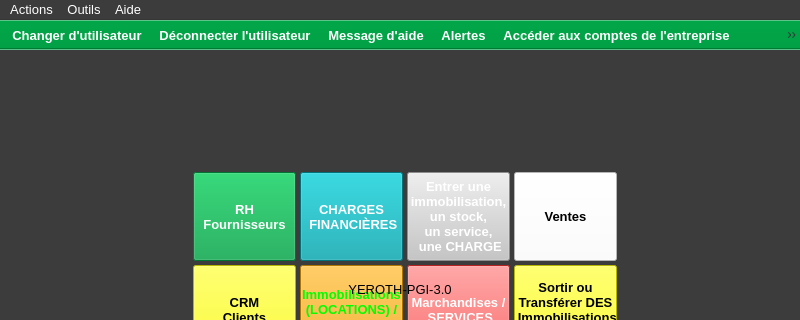
Before: the Qt Designer form ui/yeroth-erp-main-window.ui in yerothd/yeroth-erp-3-0, drawn with Qt 5; both pictures show x 0 to 800 and y 0 to 320 of the 800 by 600 pixel window.
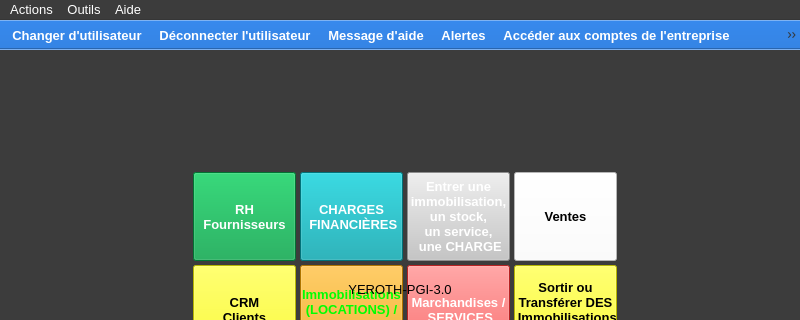
After: the same form once the commit is applied. Icons and pictures are not drawn. Custom widgets are drawn as their Qt base class.

```diff
--- a/ui/yeroth-erp-main-window.ui
+++ b/ui/yeroth-erp-main-window.ui
@@ -8600,45 +8600,45 @@
       <colorrole role="Button">
        <brush brushstyle="SolidPattern">
         <color alpha="255">
-         <red>2</red>
-         <green>160</green>
-         <blue>70</blue>
+         <red>53</red>
+         <green>132</green>
+         <blue>228</blue>
         </color>
        </brush>
       </colorrole>
       <colorrole role="Light">
        <brush brushstyle="SolidPattern">
         <color alpha="255">
-         <red>3</red>
-         <green>240</green>
-         <blue>105</blue>
+         <red>53</red>
+         <green>132</green>
+         <blue>228</blue>
         </color>
        </brush>
       </colorrole>
       <colorrole role="Midlight">
        <brush brushstyle="SolidPattern">
         <color alpha="255">
-         <red>2</red>
-         <green>200</green>
-         <blue>87</blue>
+         <red>53</red>
+         <green>132</green>
+         <blue>228</blue>
         </color>
        </brush>
       </colorrole>
       <colorrole role="Dark">
        <brush brushstyle="SolidPattern">
         <color alpha="255">
-         <red>1</red>
-         <green>80</green>
-         <blue>35</blue>
+         <red>53</red>
+         <green>132</green>
+         <blue>228</blue>
         </color>
        </brush>
       </colorrole>
       <colorrole role="Mid">
        <brush brushstyle="SolidPattern">
         <color alpha="255">
-         <red>1</red>
-         <green>107</green>
-         <blue>46</blue>
+         <red>53</red>
+         <green>132</green>
+         <blue>228</blue>
         </color>
        </brush>
       </colorrole>
@@ -8681,9 +8681,9 @@
       <colorrole role="Window">
        <brush brushstyle="SolidPattern">
         <color alpha="255">
-         <red>2</red>
-         <green>160</green>
-         <blue>70</blue>
+         <red>53</red>
+         <green>132</green>
+         <blue>228</blue>
         </color>
        </brush>
       </colorrole>
@@ -8696,6 +8696,15 @@
         </color>
        </brush>
       </colorrole>
+      <colorrole role="Highlight">
+       <brush brushstyle="SolidPattern">
+        <color alpha="255">
+         <red>53</red>
+         <green>132</green>
+         <blue>228</blue>
+        </color>
+       </brush>
+      </colorrole>
       <colorrole role="AlternateBase">
        <brush brushstyle="SolidPattern">
         <color alpha="255">
@@ -8746,45 +8755,45 @@
       <colorrole role="Button">
        <brush brushstyle="SolidPattern">
         <color alpha="255">
-         <red>2</red>
-         <green>160</green>
-         <blue>70</blue>
+         <red>53</red>
+         <green>132</green>
+         <blue>228</blue>
         </color>
        </brush>
       </colorrole>
       <colorrole role="Light">
        <brush brushstyle="SolidPattern">
         <color alpha="255">
-         <red>3</red>
-         <green>240</green>
-         <blue>105</blue>
+         <red>53</red>
+         <green>132</green>
+         <blue>228</blue>
         </color>
        </brush>
       </colorrole>
       <colorrole role="Midlight">
        <brush brushstyle="SolidPattern">
         <color alpha="255">
-         <red>2</red>
-         <green>200</green>
-         <blue>87</blue>
+         <red>53</red>
+         <green>132</green>
+         <blue>228</blue>
         </color>
        </brush>
       </colorrole>
       <colorrole role="Dark">
        <brush brushstyle="SolidPattern">
         <color alpha="255">
-         <red>1</red>
-         <green>80</green>
-         <blue>35</blue>
+         <red>53</red>
+         <green>132</green>
+         <blue>228</blue>
         </color>
        </brush>
       </colorrole>
       <colorrole role="Mid">
        <brush brushstyle="SolidPattern">
         <color alpha="255">
-         <red>1</red>
-         <green>107</green>
-         <blue>46</blue>
+         <red>53</red>
+         <green>132</green>
+         <blue>228</blue>
         </color>
        </brush>
       </colorrole>
@@ -8827,9 +8836,9 @@
       <colorrole role="Window">
        <brush brushstyle="SolidPattern">
         <color alpha="255">
-         <red>2</red>
-         <green>160</green>
-         <blue>70</blue>
+         <red>53</red>
+         <green>132</green>
+         <blue>228</blue>
         </color>
        </brush>
       </colorrole>
@@ -8842,6 +8851,15 @@
         </color>
        </brush>
       </colorrole>
+      <colorrole role="Highlight">
+       <brush brushstyle="SolidPattern">
+        <color alpha="255">
+         <red>53</red>
+         <green>132</green>
+         <blue>228</blue>
+        </color>
+       </brush>
+      </colorrole>
       <colorrole role="AlternateBase">
        <brush brushstyle="SolidPattern">
         <color alpha="255">
@@ -8883,63 +8901,63 @@
       <colorrole role="WindowText">
        <brush brushstyle="SolidPattern">
         <color alpha="255">
-         <red>1</red>
-         <green>80</green>
-         <blue>35</blue>
+         <red>53</red>
+         <green>132</green>
+         <blue>228</blue>
         </color>
        </brush>
       </colorrole>
       <colorrole role="Button">
        <brush brushstyle="SolidPattern">
         <color alpha="255">
-         <red>2</red>
-         <green>160</green>
-         <blue>70</blue>
+         <red>53</red>
+         <green>132</green>
+         <blue>228</blue>
         </color>
        </brush>
       </colorrole>
       <colorrole role="Light">
        <brush brushstyle="SolidPattern">
         <color alpha="255">
-         <red>3</red>
-         <green>240</green>
-         <blue>105</blue>
+         <red>53</red>
+         <green>132</green>
+         <blue>228</blue>
         </color>
        </brush>
       </colorrole>
       <colorrole role="Midlight">
        <brush brushstyle="SolidPattern">
         <color alpha="255">
-         <red>2</red>
-         <green>200</green>
-         <blue>87</blue>
+         <red>53</red>
+         <green>132</green>
+         <blue>228</blue>
         </color>
        </brush>
       </colorrole>
       <colorrole role="Dark">
        <brush brushstyle="SolidPattern">
         <color alpha="255">
-         <red>1</red>
-         <green>80</green>
-         <blue>35</blue>
+         <red>53</red>
+         <green>132</green>
+         <blue>228</blue>
         </color>
        </brush>
       </colorrole>
       <colorrole role="Mid">
        <brush brushstyle="SolidPattern">
         <color alpha="255">
-         <red>1</red>
-         <green>107</green>
-         <blue>46</blue>
+         <red>53</red>
+         <green>132</green>
+         <blue>228</blue>
         </color>
        </brush>
       </colorrole>
       <colorrole role="Text">
        <brush brushstyle="SolidPattern">
         <color alpha="255">
-         <red>1</red>
-         <green>80</green>
-         <blue>35</blue>
+         <red>53</red>
+         <green>132</green>
+         <blue>228</blue>
         </color>
        </brush>
       </colorrole>
@@ -8955,27 +8973,27 @@
       <colorrole role="ButtonText">
        <brush brushstyle="SolidPattern">
         <color alpha="255">
-         <red>1</red>
-         <green>80</green>
-         <blue>35</blue>
+         <red>53</red>
+         <green>132</green>
+         <blue>228</blue>
         </color>
        </brush>
       </colorrole>
       <colorrole role="Base">
        <brush brushstyle="SolidPattern">
         <color alpha="255">
-         <red>2</red>
-         <green>160</green>
-         <blue>70</blue>
+         <red>53</red>
+         <green>132</green>
+         <blue>228</blue>
         </color>
        </brush>
       </colorrole>
       <colorrole role="Window">
        <brush brushstyle="SolidPattern">
         <color alpha="255">
-         <red>2</red>
-         <green>160</green>
-         <blue>70</blue>
+         <red>53</red>
+         <green>132</green>
+         <blue>228</blue>
         </color>
        </brush>
       </colorrole>
@@ -8988,6 +9006,15 @@
         </color>
        </brush>
       </colorrole>
+      <colorrole role="Highlight">
+       <brush brushstyle="SolidPattern">
+        <color alpha="255">
+         <red>145</red>
+         <green>145</green>
+         <blue>145</blue>
+        </color>
+       </brush>
+      </colorrole>
       <colorrole role="AlternateBase">
        <brush brushstyle="SolidPattern">
         <color alpha="255">
```
